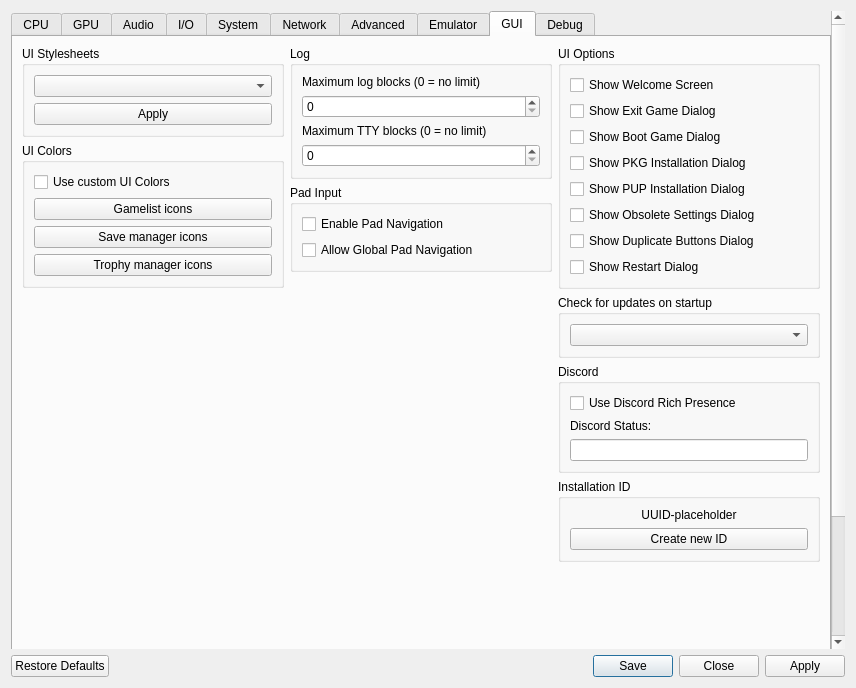
Qt form rpcs3/rpcs3qt/settings_dialog.ui (RPCS3/rpcs3) before a commit.
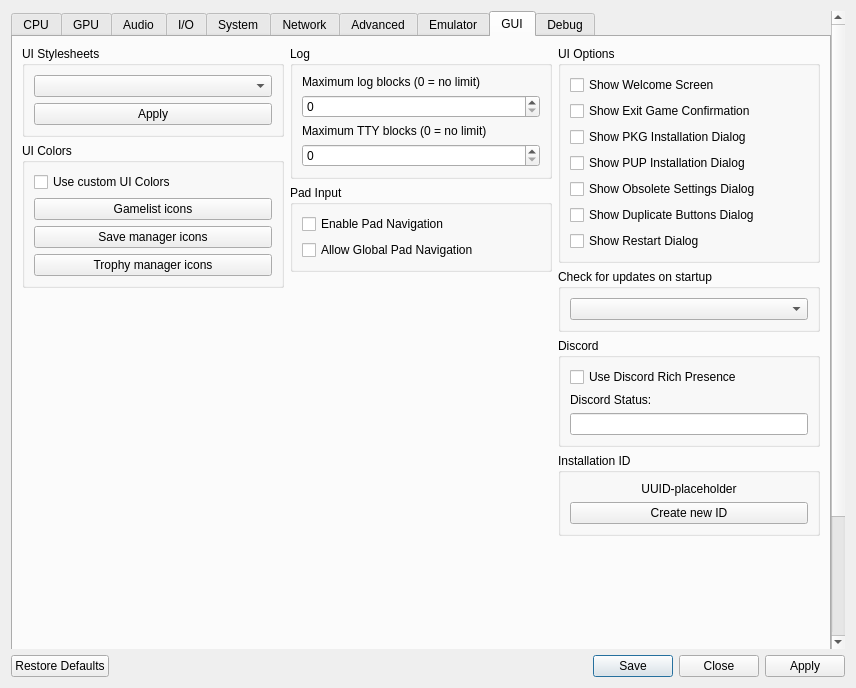
The same form after that commit. The open tabs and pages were chosen to show the change. Icons and pictures are not drawn.

Commit message: ui: Merge exit/boot game dialog options

Patch:
```diff
--- a/rpcs3/rpcs3qt/settings_dialog.ui
+++ b/rpcs3/rpcs3qt/settings_dialog.ui
@@ -4007,14 +4007,7 @@
                <item>
                 <widget class="QCheckBox" name="cb_show_exit_game">
                  <property name="text">
-                  <string>Show Exit Game Dialog</string>
-                 </property>
-                </widget>
-               </item>
-               <item>
-                <widget class="QCheckBox" name="cb_show_boot_game">
-                 <property name="text">
-                  <string>Show Boot Game Dialog</string>
+                  <string>Show Exit Game Confirmation</string>
                  </property>
                 </widget>
                </item>
```
The commit also changes 2 other files.
